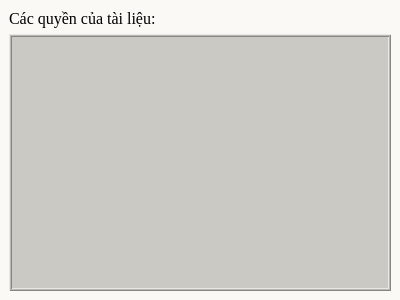
The window that ui/item_permission.ui (DTNS2905/App_quan_ly_python_qt_) describes before a commit, drawn with Qt 5.
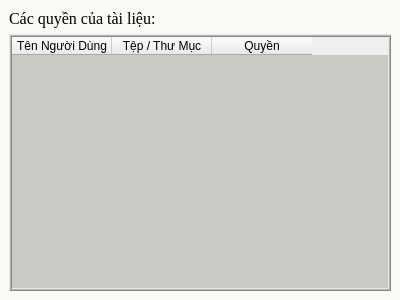
The same window after the commit.

Diff of the .ui file:
```diff
--- a/ui/item_permission.ui
+++ b/ui/item_permission.ui
@@ -113,6 +113,21 @@
         <property name="midLineWidth">
          <number>1</number>
         </property>
+        <column>
+         <property name="text">
+          <string>Tên Người Dùng</string>
+         </property>
+        </column>
+        <column>
+         <property name="text">
+          <string>Tệp / Thư Mục</string>
+         </property>
+        </column>
+        <column>
+         <property name="text">
+          <string>Quyền</string>
+         </property>
+        </column>
        </widget>
       </item>
      </layout>
```
